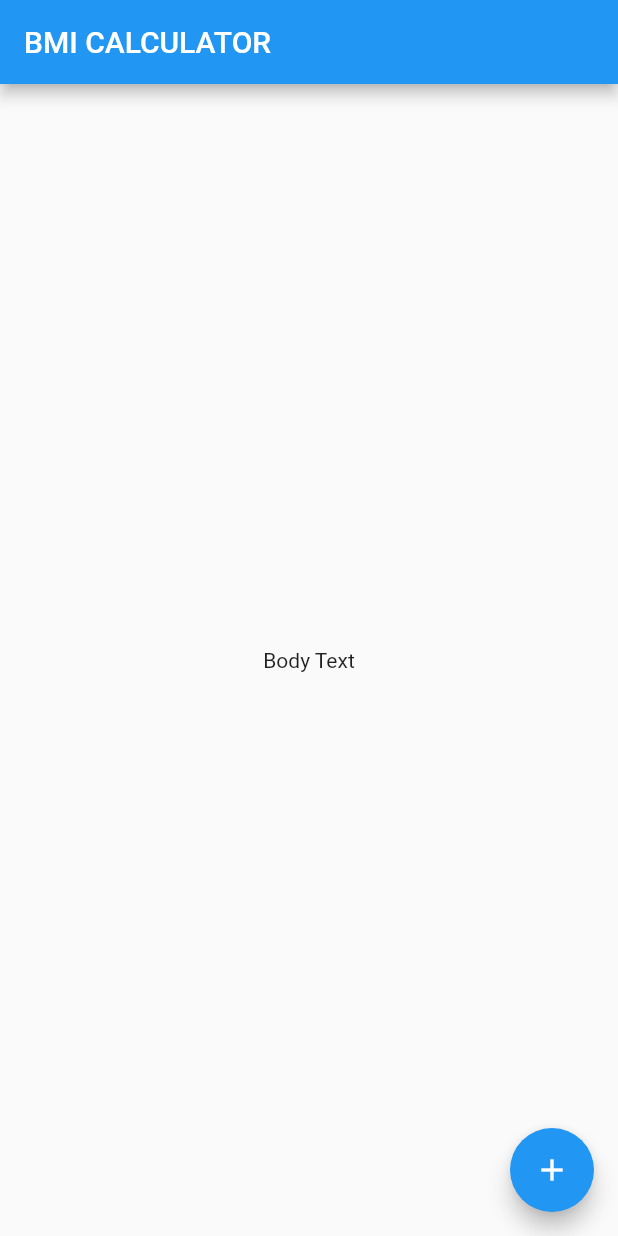
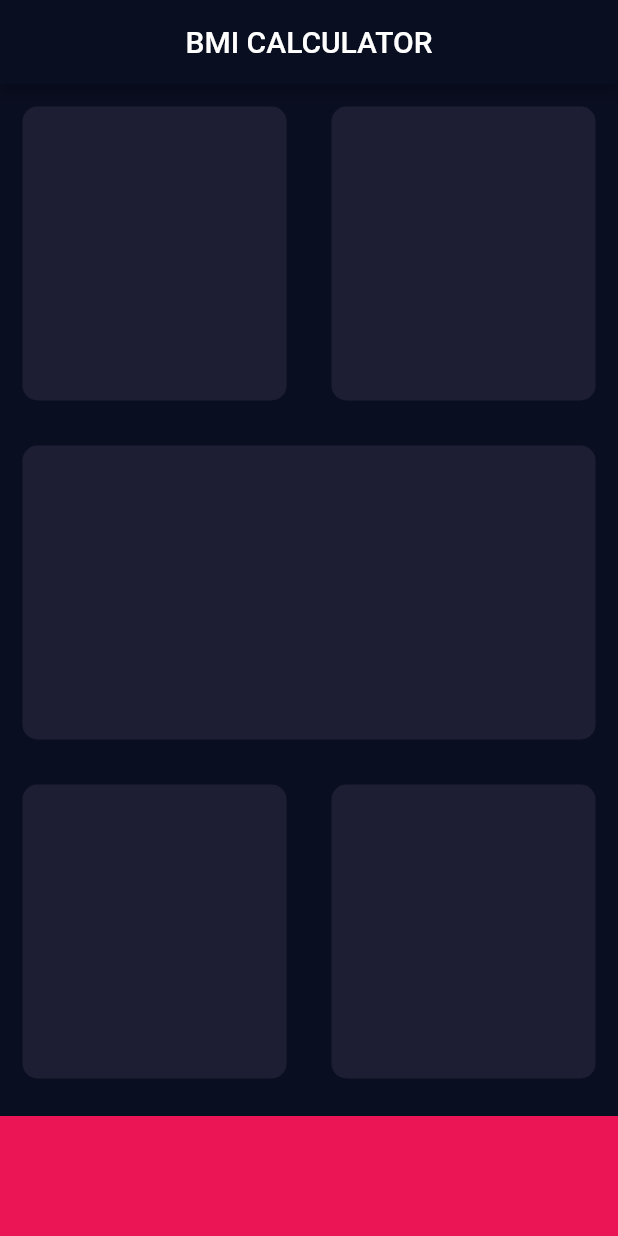
Before and after one commit to dom-king/bmi-calculator-flutter, a Flutter app: the screen it shows after launch, on a phone screen of 412 x 824 dp. Run offline on Flutter 3.47's test engine with Material 2 defaults, Android fonts, the phone set to English and light mode, and no system bars.

Commit message:
created the template design for the BMI calculator ready for advanced widget features

```diff
--- /dev/null
+++ b/lib/input_page.dart
@@ -0,0 +1,60 @@
+import 'package:flutter/material.dart';
+
+const bottomContainerHeight = 80.0;
+const activeCardColour = Color(0xFF1D1E33);
+const bottomContainerColour = Color(0xFFEB1555);
+
+class InputPage extends StatefulWidget {
+  @override
+  _InputPageState createState() => _InputPageState();
+}
+
+class _InputPageState extends State<InputPage> {
+  @override
+  Widget build(BuildContext context) {
+    return Scaffold(
+      appBar: AppBar(
+        title: Center(child: Text('BMI CALCULATOR')),
+      ),
+      body: Column(
+        children: <Widget>[
+          Expanded(child: Row(
+              children: <Widget>[
+                Expanded(child: ReusableCard(colour: activeCardColour)),
+                Expanded(child: ReusableCard(colour: activeCardColour)),
+          ])),
+          Expanded(child: ReusableCard(colour: activeCardColour)),
+          Expanded(child: Row(
+            children: <Widget>[
+              Expanded(child: ReusableCard(colour: activeCardColour)),
+              Expanded(child: ReusableCard(colour: activeCardColour))
+          ])),
+          Container(
+            color: bottomContainerColour,
+            margin: EdgeInsets.only(top: 10.0),
+            width: double.infinity,
+            height: bottomContainerHeight
+          )
+        ],
+      ),
+    );
+  }
+}
+
+class ReusableCard extends StatelessWidget {
+  ReusableCard({@required this.colour});
+
+  // final value, can only set the colour once! - final Color colour;
+  final Color colour;
+
+  @override
+  Widget build(BuildContext context) {
+    return Container(
+      margin: EdgeInsets.all(15.0),
+      decoration: BoxDecoration(
+        color: colour,
+        borderRadius: BorderRadius.circular(10.0),
+      ),
+    );
+  }
+}
--- a/lib/main.dart
+++ b/lib/main.dart
@@ -1,4 +1,5 @@
 import 'package:flutter/material.dart';
+import 'input_page.dart';
 
 void main() => runApp(BMICalculator());
 
@@ -6,29 +7,11 @@ class BMICalculator extends StatelessWidget {
   @override
   Widget build(BuildContext context) {
     return MaterialApp(
+      theme: ThemeData.dark().copyWith(
+        primaryColor: Color(0xFF0A0E21),
+        scaffoldBackgroundColor: Color(0xFF0A0E21)
+      ),
       home: InputPage(),
     );
   }
 }
-
-class InputPage extends StatefulWidget {
-  @override
-  _InputPageState createState() => _InputPageState();
-}
-
-class _InputPageState extends State<InputPage> {
-  @override
-  Widget build(BuildContext context) {
-    return Scaffold(
-      appBar: AppBar(
-        title: Text('BMI CALCULATOR'),
-      ),
-      body: Center(
-        child: Text('Body Text'),
-      ),
-      floatingActionButton: FloatingActionButton(
-        child: Icon(Icons.add),
-      ),
-    );
-  }
-}
```
